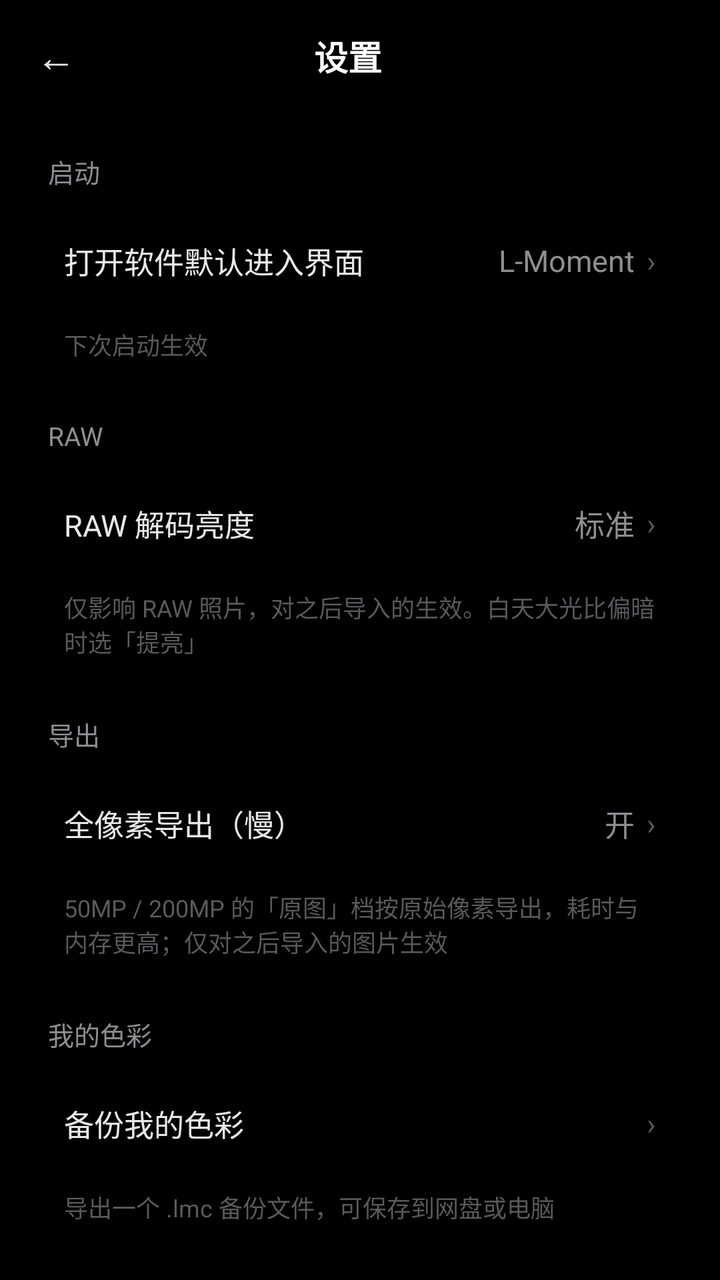
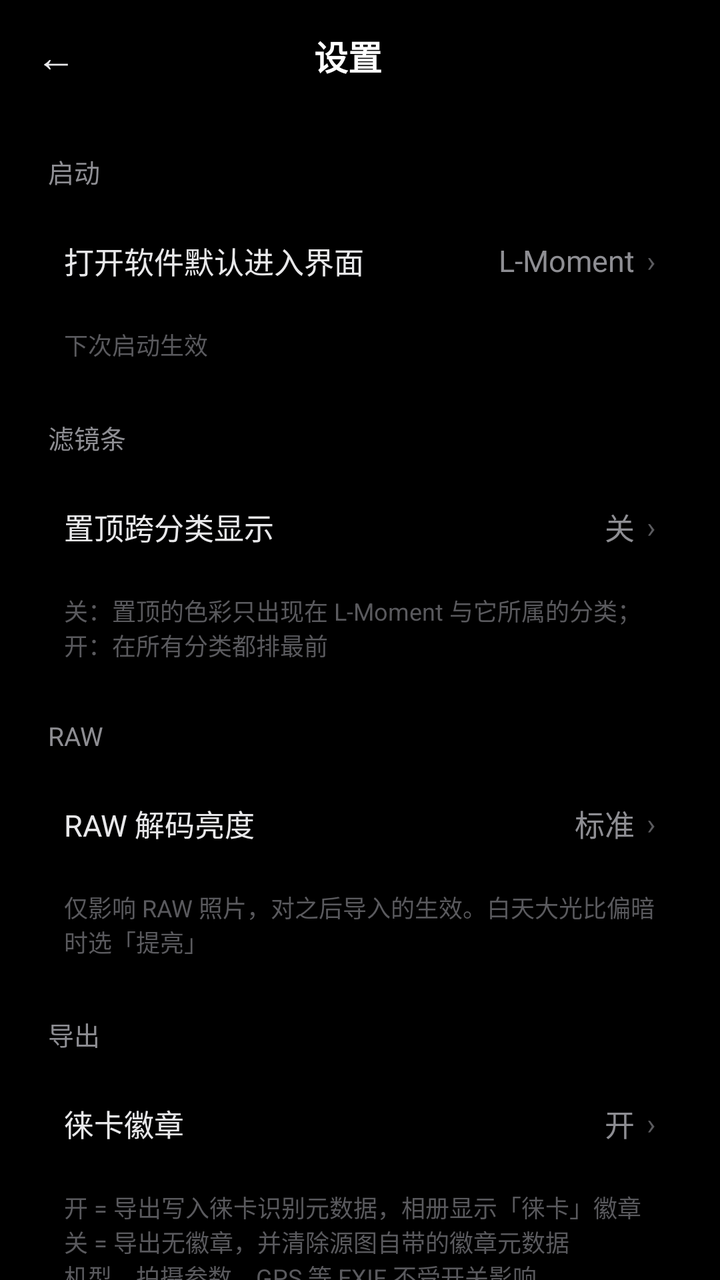

An Android layout rendered at two revisions. The XML below is the earlier revision; the diff shows what the commit changed to produce the second picture.
<!-- AndroidManifest.xml: activity theme Theme.LeicaMoments -->
<!-- res/layout/activity_settings.xml -->
<?xml version="1.0" encoding="utf-8"?>
<LinearLayout xmlns:android="http://schemas.android.com/apk/res/android"
    android:layout_width="match_parent"
    android:layout_height="match_parent"
    android:background="#000000"
    android:orientation="vertical">

    
    <LinearLayout
        android:layout_width="match_parent"
        android:layout_height="56dp"
        android:gravity="center_vertical"
        android:orientation="horizontal"
        android:paddingStart="4dp"
        android:paddingEnd="16dp">

        <TextView
            android:id="@+id/btnBack"
            android:layout_width="48dp"
            android:layout_height="48dp"
            android:background="@drawable/bg_title_ripple"
            android:contentDescription="返回"
            android:gravity="center"
            android:text="←"
            android:textColor="#E8E8EA"
            android:textSize="20sp" />

        <TextView
            android:layout_width="0dp"
            android:layout_height="wrap_content"
            android:layout_weight="1"
            android:gravity="center"
            android:text="设置"
            android:textColor="#FFFFFF"
            android:textSize="17sp"
            android:textStyle="bold" />

        
        <Space
            android:layout_width="48dp"
            android:layout_height="1dp" />
    </LinearLayout>

    
    <ScrollView
        android:layout_width="match_parent"
        android:layout_height="0dp"
        android:layout_weight="1"
        android:background="#000000"
        android:fillViewport="true"
        android:scrollbars="none">

        <LinearLayout
            android:layout_width="match_parent"
            android:layout_height="wrap_content"
            android:background="#000000"
            android:orientation="vertical">

    <TextView
        android:layout_width="wrap_content"
        android:layout_height="wrap_content"
        android:layout_marginTop="20dp"
        android:paddingStart="24dp"
        android:paddingEnd="24dp"
        android:text="启动"
        android:textColor="#8E8E93"
        android:textSize="13sp" />

    <LinearLayout
        android:id="@+id/rowDefault"
        android:layout_width="match_parent"
        android:layout_height="wrap_content"
        android:layout_marginStart="16dp"
        android:layout_marginTop="8dp"
        android:layout_marginEnd="16dp"
        android:background="@drawable/bg_settings_row"
        android:clickable="true"
        android:focusable="true"
        android:gravity="center_vertical"
        android:orientation="horizontal"
        android:paddingStart="16dp"
        android:paddingTop="16dp"
        android:paddingEnd="16dp"
        android:paddingBottom="16dp">

        <TextView
            android:layout_width="wrap_content"
            android:layout_height="wrap_content"
            android:text="打开软件默认进入界面"
            android:textColor="#E8E8EA"
            android:textSize="15sp" />

        <Space
            android:layout_width="0dp"
            android:layout_height="1dp"
            android:layout_weight="1" />

        <TextView
            android:id="@+id/txtDefaultValue"
            android:layout_width="wrap_content"
            android:layout_height="wrap_content"
            android:text="L-Moment"
            android:textColor="#8E8E93"
            android:textSize="15sp" />

        <TextView
            android:layout_width="wrap_content"
            android:layout_height="wrap_content"
            android:layout_marginStart="6dp"
            android:text="›"
            android:textColor="#5A5A5E"
            android:textSize="15sp" />
    </LinearLayout>

    <TextView
        android:layout_width="wrap_content"
        android:layout_height="wrap_content"
        android:layout_marginTop="6dp"
        android:paddingStart="32dp"
        android:paddingEnd="24dp"
        android:text="下次启动生效"
        android:textColor="#5A5A5E"
        android:textSize="12sp" />

    <TextView
        android:layout_width="wrap_content"
        android:layout_height="wrap_content"
        android:layout_marginTop="28dp"
        android:paddingStart="24dp"
        android:paddingEnd="24dp"
        android:text="RAW"
        android:textColor="#8E8E93"
        android:textSize="13sp" />

    <LinearLayout
        android:id="@+id/rowRaw"
        android:layout_width="match_parent"
        android:layout_height="wrap_content"
        android:layout_marginStart="16dp"
        android:layout_marginTop="8dp"
        android:layout_marginEnd="16dp"
        android:background="@drawable/bg_settings_row"
        android:clickable="true"
        android:focusable="true"
        android:gravity="center_vertical"
        android:orientation="horizontal"
        android:paddingStart="16dp"
        android:paddingTop="16dp"
        android:paddingEnd="16dp"
        android:paddingBottom="16dp">

        <TextView
            android:layout_width="wrap_content"
            android:layout_height="wrap_content"
            android:text="RAW 解码亮度"
            android:textColor="#E8E8EA"
            android:textSize="15sp" />

        <Space
            android:layout_width="0dp"
            android:layout_height="1dp"
            android:layout_weight="1" />

        <TextView
            android:id="@+id/txtRawValue"
            android:layout_width="wrap_content"
            android:layout_height="wrap_content"
            android:text="标准"
            android:textColor="#8E8E93"
            android:textSize="15sp" />

        <TextView
            android:layout_width="wrap_content"
            android:layout_height="wrap_content"
            android:layout_marginStart="6dp"
            android:text="›"
            android:textColor="#5A5A5E"
            android:textSize="15sp" />
    </LinearLayout>

    <TextView
        android:layout_width="match_parent"
        android:layout_height="wrap_content"
        android:layout_marginTop="6dp"
        android:paddingStart="32dp"
        android:paddingEnd="32dp"
        android:text="仅影响 RAW 照片，对之后导入的生效。白天大光比偏暗时选「提亮」"
        android:textColor="#5A5A5E"
        android:textSize="12sp" />

    <TextView
        android:layout_width="wrap_content"
        android:layout_height="wrap_content"
        android:layout_marginTop="28dp"
        android:paddingStart="24dp"
        android:paddingEnd="24dp"
        android:text="导出"
        android:textColor="#8E8E93"
        android:textSize="13sp" />

    <LinearLayout
        android:id="@+id/rowFullRes"
        android:layout_width="match_parent"
        android:layout_height="wrap_content"
        android:layout_marginStart="16dp"
        android:layout_marginTop="8dp"
        android:layout_marginEnd="16dp"
        android:background="@drawable/bg_settings_row"
        android:clickable="true"
        android:focusable="true"
        android:gravity="center_vertical"
        android:orientation="horizontal"
        android:paddingStart="16dp"
        android:paddingTop="16dp"
        android:paddingEnd="16dp"
        android:paddingBottom="16dp">

        <TextView
            android:layout_width="wrap_content"
            android:layout_height="wrap_content"
            android:text="全像素导出（慢）"
            android:textColor="#E8E8EA"
            android:textSize="15sp" />

        <Space
            android:layout_width="0dp"
            android:layout_height="1dp"
            android:layout_weight="1" />

        <TextView
            android:id="@+id/txtFullResValue"
            android:layout_width="wrap_content"
            android:layout_height="wrap_content"
            android:text="开"
            android:textColor="#8E8E93"
            android:textSize="15sp" />

        <TextView
            android:layout_width="wrap_content"
            android:layout_height="wrap_content"
            android:layout_marginStart="6dp"
            android:text="›"
            android:textColor="#5A5A5E"
            android:textSize="15sp" />
    </LinearLayout>

    <TextView
        android:id="@+id/txtFullResHint"
        android:layout_width="match_parent"
        android:layout_height="wrap_content"
        android:layout_marginTop="6dp"
        android:paddingStart="32dp"
        android:paddingEnd="32dp"
        android:text="50MP / 200MP 的「原图」档按原始像素导出，耗时与内存更高；仅对之后导入的图片生效"
        android:textColor="#5A5A5E"
        android:textSize="12sp" />

    <TextView
        android:layout_width="wrap_content"
        android:layout_height="wrap_content"
        android:layout_marginTop="28dp"
        android:paddingStart="24dp"
        android:paddingEnd="24dp"
        android:text="我的色彩"
        android:textColor="#8E8E93"
        android:textSize="13sp" />

    <LinearLayout
        android:id="@+id/rowBackup"
        android:layout_width="match_parent"
        android:layout_height="wrap_content"
        android:layout_marginStart="16dp"
        android:layout_marginTop="8dp"
        android:layout_marginEnd="16dp"
        android:background="@drawable/bg_settings_row"
        android:clickable="true"
        android:focusable="true"
        android:gravity="center_vertical"
        android:orientation="horizontal"
        android:paddingStart="16dp"
        android:paddingTop="16dp"
        android:paddingEnd="16dp"
        android:paddingBottom="16dp">

        <TextView
            android:layout_width="wrap_content"
            android:layout_height="wrap_content"
            android:text="备份我的色彩"
            android:textColor="#E8E8EA"
            android:textSize="15sp" />

        <Space
            android:layout_width="0dp"
            android:layout_height="1dp"
            android:layout_weight="1" />

        <TextView
            android:layout_width="wrap_content"
            android:layout_height="wrap_content"
            android:text="›"
            android:textColor="#5A5A5E"
            android:textSize="15sp" />
    </LinearLayout>

    <TextView
        android:id="@+id/txtBackupSummary"
        android:layout_width="match_parent"
        android:layout_height="wrap_content"
        android:layout_marginTop="6dp"
        android:paddingStart="32dp"
        android:paddingEnd="32dp"
        android:text="导出一个 .lmc 备份文件，可保存到网盘或电脑"
        android:textColor="#5A5A5E"
        android:textSize="12sp" />

    <LinearLayout
        android:id="@+id/rowImport"
        android:layout_width="match_parent"
        android:layout_height="wrap_content"
        android:layout_marginStart="16dp"
        android:layout_marginTop="12dp"
        android:layout_marginEnd="16dp"
        android:background="@drawable/bg_settings_row"
        android:clickable="true"
        android:focusable="true"
        android:gravity="center_vertical"
        android:orientation="horizontal"
        android:paddingStart="16dp"
        android:paddingTop="16dp"
        android:paddingEnd="16dp"
        android:paddingBottom="16dp">

        <TextView
            android:layout_width="wrap_content"
            android:layout_height="wrap_content"
            android:text="导入备份"
            android:textColor="#E8E8EA"
            android:textSize="15sp" />

        <Space
            android:layout_width="0dp"
            android:layout_height="1dp"
            android:layout_weight="1" />

        <TextView
            android:layout_width="wrap_content"
            android:layout_height="wrap_content"
            android:text="›"
            android:textColor="#5A5A5E"
            android:textSize="15sp" />
    </LinearLayout>

    <TextView
        android:layout_width="match_parent"
        android:layout_height="wrap_content"
        android:layout_marginTop="6dp"
        android:paddingStart="32dp"
        android:paddingEnd="32dp"
        android:text="从 .lmc 导入：备份会恢复全部色彩，朋友分享的单个色彩会先问你确认。只新增，不覆盖也不删除现有色彩"
        android:textColor="#5A5A5E"
        android:textSize="12sp" />

    <LinearLayout
        android:id="@+id/rowShareImport"
        android:layout_width="match_parent"
        android:layout_height="wrap_content"
        android:layout_marginStart="16dp"
        android:layout_marginTop="12dp"
        android:layout_marginEnd="16dp"
        android:background="@drawable/bg_settings_row"
        android:clickable="true"
        android:focusable="true"
        android:gravity="center_vertical"
        android:orientation="horizontal"
        android:paddingStart="16dp"
        android:paddingTop="16dp"
        android:paddingEnd="16dp"
        android:paddingBottom="16dp">

        <TextView
            android:layout_width="wrap_content"
            android:layout_height="wrap_content"
            android:text="粘贴分享指令"
            android:textColor="#E8E8EA"
            android:textSize="15sp" />

        <Space
            android:layout_width="0dp"
            android:layout_height="1dp"
            android:layout_weight="1" />

        <TextView
            android:layout_width="wrap_content"
            android:layout_height="wrap_content"
            android:text="›"
            android:textColor="#5A5A5E"
            android:textSize="15sp" />
    </LinearLayout>

    <TextView
        android:layout_width="match_parent"
        android:layout_height="wrap_content"
        android:layout_marginTop="6dp"
        android:paddingStart="32dp"
        android:paddingEnd="32dp"
        android:text="从剪贴板读取朋友发来的分享指令，还原成同一条色彩（含版本链）"
        android:textColor="#5A5A5E"
        android:textSize="12sp" />

        </LinearLayout>
    </ScrollView>

</LinearLayout>
<!-- resources referenced by this layout -->
<resources>
  <!-- drawable bg_settings_row (drawable) -->
  <?xml version="1.0" encoding="utf-8"?>
  <ripple xmlns:android="http://schemas.android.com/apk/res/android"
      android:color="#14FFFFFF">
      <item android:id="@android:id/mask">
          <shape android:shape="rectangle">
              <solid android:color="#FFFFFF" />
              <corners android:radius="12dp" />
          </shape>
      </item>
  </ripple>
  <!-- drawable bg_title_ripple (drawable) -->
  <?xml version="1.0" encoding="utf-8"?>
  <ripple xmlns:android="http://schemas.android.com/apk/res/android"
      android:color="#1FFFFFFF">
      <item android:id="@android:id/mask">
          <shape android:shape="rectangle">
              <solid android:color="#FFFFFF" />
              <corners android:radius="8dp" />
          </shape>
      </item>
  </ripple>
  <style name="Theme.LeicaMoments" parent="Base.Theme.LeicaMoments" />
  <style name="Base.Theme.LeicaMoments" parent="Theme.Material3.Dark.NoActionBar">
          <item name="android:windowBackground">#FF000000</item>
          <item name="android:statusBarColor">#FF000000</item>
          <item name="android:navigationBarColor">#FF000000</item>
          <item name="materialAlertDialogTheme">@style/ThemeOverlay.LeicaMoments.MaterialAlertDialog</item>
      </style>
  <style name="ThemeOverlay.LeicaMoments.MaterialAlertDialog" parent="ThemeOverlay.Material3.MaterialAlertDialog">
          <item name="alertDialogStyle">@style/MaterialAlertDialog.LeicaMoments</item>
      </style>
  <style name="MaterialAlertDialog.LeicaMoments" parent="MaterialAlertDialog.Material3">
          <item name="shapeAppearance">@style/ShapeAppearance.LeicaMoments.Dialog</item>
      </style>
  <style name="ShapeAppearance.LeicaMoments.Dialog" parent="">
          <item name="cornerFamily">rounded</item>
          <item name="cornerSize">12dp</item>
      </style>
</resources>

<!-- the commit's change to res/layout/activity_settings.xml (unified diff, before → after) -->
@@ -128,6 +128,72 @@
         android:layout_marginTop="28dp"
         android:paddingStart="24dp"
         android:paddingEnd="24dp"
+        android:text="滤镜条"
+        android:textColor="#8E8E93"
+        android:textSize="13sp" />
+
+    <LinearLayout
+        android:id="@+id/rowPinnedCross"
+        android:layout_width="match_parent"
+        android:layout_height="wrap_content"
+        android:layout_marginStart="16dp"
+        android:layout_marginTop="8dp"
+        android:layout_marginEnd="16dp"
+        android:background="@drawable/bg_settings_row"
+        android:clickable="true"
+        android:focusable="true"
+        android:gravity="center_vertical"
+        android:orientation="horizontal"
+        android:paddingStart="16dp"
+        android:paddingTop="16dp"
+        android:paddingEnd="16dp"
+        android:paddingBottom="16dp">
+
+        <TextView
+            android:layout_width="wrap_content"
+            android:layout_height="wrap_content"
+            android:text="置顶跨分类显示"
+            android:textColor="#E8E8EA"
+            android:textSize="15sp" />
+
+        <Space
+            android:layout_width="0dp"
+            android:layout_height="1dp"
+            android:layout_weight="1" />
+
+        <TextView
+            android:id="@+id/txtPinnedCrossValue"
+            android:layout_width="wrap_content"
+            android:layout_height="wrap_content"
+            android:text="关"
+            android:textColor="#8E8E93"
+            android:textSize="15sp" />
+
+        <TextView
+            android:layout_width="wrap_content"
+            android:layout_height="wrap_content"
+            android:layout_marginStart="6dp"
+            android:text="›"
+            android:textColor="#5A5A5E"
+            android:textSize="15sp" />
+    </LinearLayout>
+
+    <TextView
+        android:layout_width="match_parent"
+        android:layout_height="wrap_content"
+        android:layout_marginTop="6dp"
+        android:paddingStart="32dp"
+        android:paddingEnd="32dp"
+        android:text="关：置顶的色彩只出现在 L-Moment 与它所属的分类；开：在所有分类都排最前"
+        android:textColor="#5A5A5E"
+        android:textSize="12sp" />
+
+    <TextView
+        android:layout_width="wrap_content"
+        android:layout_height="wrap_content"
+        android:layout_marginTop="28dp"
+        android:paddingStart="24dp"
+        android:paddingEnd="24dp"
         android:text="RAW"
         android:textColor="#8E8E93"
         android:textSize="13sp" />
@@ -199,36 +265,36 @@
         android:textSize="13sp" />
 
     <LinearLayout
-        android:id="@+id/rowFullRes"
-        android:layout_width="match_parent"
-        android:layout_height="wrap_content"
-        android:layout_marginStart="16dp"
-        android:layout_marginTop="8dp"
-        android:layout_marginEnd="16dp"
-        android:background="@drawable/bg_settings_row"
-        android:clickable="true"
-        android:focusable="true"
-        android:gravity="center_vertical"
-        android:orientation="horizontal"
-        android:paddingStart="16dp"
-        android:paddingTop="16dp"
-        android:paddingEnd="16dp"
-        android:paddingBottom="16dp">
-
-        <TextView
-            android:layout_width="wrap_content"
-            android:layout_height="wrap_content"
-            android:text="全像素导出（慢）"
-            android:textColor="#E8E8EA"
-            android:textSize="15sp" />
-
-        <Space
-            android:layout_width="0dp"
-            android:layout_height="1dp"
-            android:layout_weight="1" />
-
-        <TextView
-            android:id="@+id/txtFullResValue"
+        android:id="@+id/rowLeicaBadge"
+        android:layout_width="match_parent"
+        android:layout_height="wrap_content"
+        android:layout_marginStart="16dp"
+        android:layout_marginTop="8dp"
+        android:layout_marginEnd="16dp"
+        android:background="@drawable/bg_settings_row"
+        android:clickable="true"
+        android:focusable="true"
+        android:gravity="center_vertical"
+        android:orientation="horizontal"
+        android:paddingStart="16dp"
+        android:paddingTop="16dp"
+        android:paddingEnd="16dp"
+        android:paddingBottom="16dp">
+
+        <TextView
+            android:layout_width="wrap_content"
+            android:layout_height="wrap_content"
+            android:text="徕卡徽章"
+            android:textColor="#E8E8EA"
+            android:textSize="15sp" />
+
+        <Space
+            android:layout_width="0dp"
+            android:layout_height="1dp"
+            android:layout_weight="1" />
+
+        <TextView
+            android:id="@+id/txtLeicaBadgeValue"
             android:layout_width="wrap_content"
             android:layout_height="wrap_content"
             android:text="开"
@@ -245,13 +311,127 @@
     </LinearLayout>
 
     <TextView
+        android:id="@+id/txtLeicaBadgeHint"
+        android:layout_width="match_parent"
+        android:layout_height="wrap_content"
+        android:layout_marginTop="6dp"
+        android:paddingStart="32dp"
+        android:paddingEnd="32dp"
+        android:text="开 = 导出写入徕卡识别元数据，相册显示「徕卡」徽章\n关 = 导出无徽章，并清除源图自带的徽章元数据\n机型、拍摄参数、GPS 等 EXIF 不受开关影响"
+        android:textColor="#5A5A5E"
+        android:textSize="12sp" />
+
+    <LinearLayout
+        android:id="@+id/rowFullRes"
+        android:layout_width="match_parent"
+        android:layout_height="wrap_content"
+        android:layout_marginStart="16dp"
+        android:layout_marginTop="8dp"
+        android:layout_marginEnd="16dp"
+        android:background="@drawable/bg_settings_row"
+        android:clickable="true"
+        android:focusable="true"
+        android:gravity="center_vertical"
+        android:orientation="horizontal"
+        android:paddingStart="16dp"
+        android:paddingTop="16dp"
+        android:paddingEnd="16dp"
+        android:paddingBottom="16dp">
+
+        <TextView
+            android:layout_width="wrap_content"
+            android:layout_height="wrap_content"
+            android:text="全像素导出（慢）"
+            android:textColor="#E8E8EA"
+            android:textSize="15sp" />
+
+        <Space
+            android:layout_width="0dp"
+            android:layout_height="1dp"
+            android:layout_weight="1" />
+
+        <TextView
+            android:id="@+id/txtFullResValue"
+            android:layout_width="wrap_content"
+            android:layout_height="wrap_content"
+            android:text="开"
+            android:textColor="#8E8E93"
+            android:textSize="15sp" />
+
+        <TextView
+            android:layout_width="wrap_content"
+            android:layout_height="wrap_content"
+            android:layout_marginStart="6dp"
+            android:text="›"
+            android:textColor="#5A5A5E"
+            android:textSize="15sp" />
+    </LinearLayout>
+
+    <TextView
         android:id="@+id/txtFullResHint"
         android:layout_width="match_parent"
         android:layout_height="wrap_content"
         android:layout_marginTop="6dp"
         android:paddingStart="32dp"
         android:paddingEnd="32dp"
-        android:text="50MP / 200MP 的「原图」档按原始像素导出，耗时与内存更高；仅对之后导入的图片生效"
+        android:text="50MP / 200MP 图的最高导出像素：\n· 原图（不套滤镜）、LUT 色彩、M9+ / M10-R → 原始像素\n· M9、M9D → 约 2400 万（4240×5632，整图链无条带伪影）\n· SA、LP9、自定义 LUT → 1280 万（4096×3072）\n开关只对之后导入的图片生效；开启后耗时与内存更高"
+        android:textColor="#5A5A5E"
+        android:textSize="12sp" />
+
+    <LinearLayout
+        android:id="@+id/rowM9Hires"
+        android:layout_width="match_parent"
+        android:layout_height="wrap_content"
+        android:layout_marginStart="16dp"
+        android:layout_marginTop="8dp"
+        android:layout_marginEnd="16dp"
+        android:background="@drawable/bg_settings_row"
+        android:clickable="true"
+        android:focusable="true"
+        android:gravity="center_vertical"
+        android:orientation="horizontal"
+        android:paddingStart="16dp"
+        android:paddingTop="16dp"
+        android:paddingEnd="16dp"
+        android:paddingBottom="16dp">
+
+        <TextView
+            android:layout_width="wrap_content"
+            android:layout_height="wrap_content"
+            android:text="M9 超高分辨率（50MP 档）"
+            android:textColor="#E8E8EA"
+            android:textSize="15sp" />
+
+        <Space
+            android:layout_width="0dp"
+            android:layout_height="1dp"
+            android:layout_weight="1" />
+
+        <TextView
+            android:id="@+id/txtM9HiresValue"
+            android:layout_width="wrap_content"
+            android:layout_height="wrap_content"
+            android:text="关"
+            android:textColor="#8E8E93"
+            android:textSize="15sp" />
+
+        <TextView
+            android:layout_width="wrap_content"
+            android:layout_height="wrap_content"
+            android:layout_marginStart="6dp"
+            android:text="›"
+            android:textColor="#5A5A5E"
+            android:textSize="15sp" />
+    </LinearLayout>
+
+    <TextView
+        android:id="@+id/txtM9HiresHint"
+        android:layout_width="match_parent"
+        android:layout_height="wrap_content"
+        android:layout_marginTop="6dp"
+        android:paddingStart="32dp"
+        android:paddingEnd="32dp"
+        android:text="仅 M9 / M9D 生效：50MP 源零降采样、200MP 出 50MP（8192×6144），耗时约 20s；需先开启「全像素导出」，失败自动回落 24MP 档"
         android:textColor="#5A5A5E"
         android:textSize="12sp" />
 
